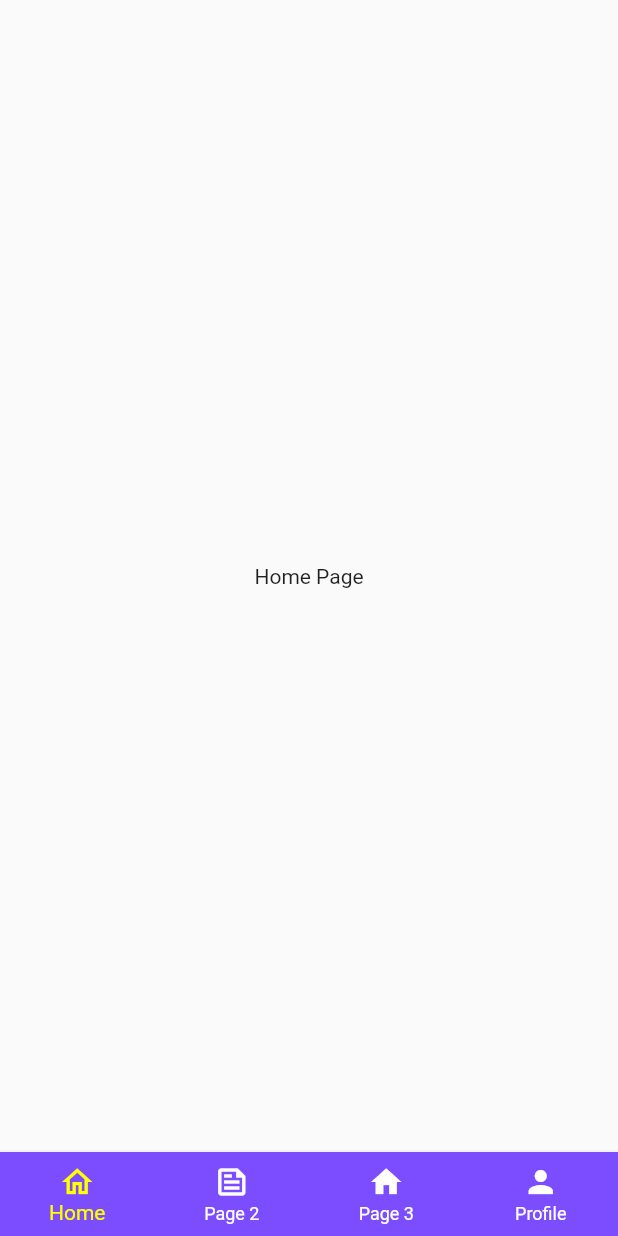
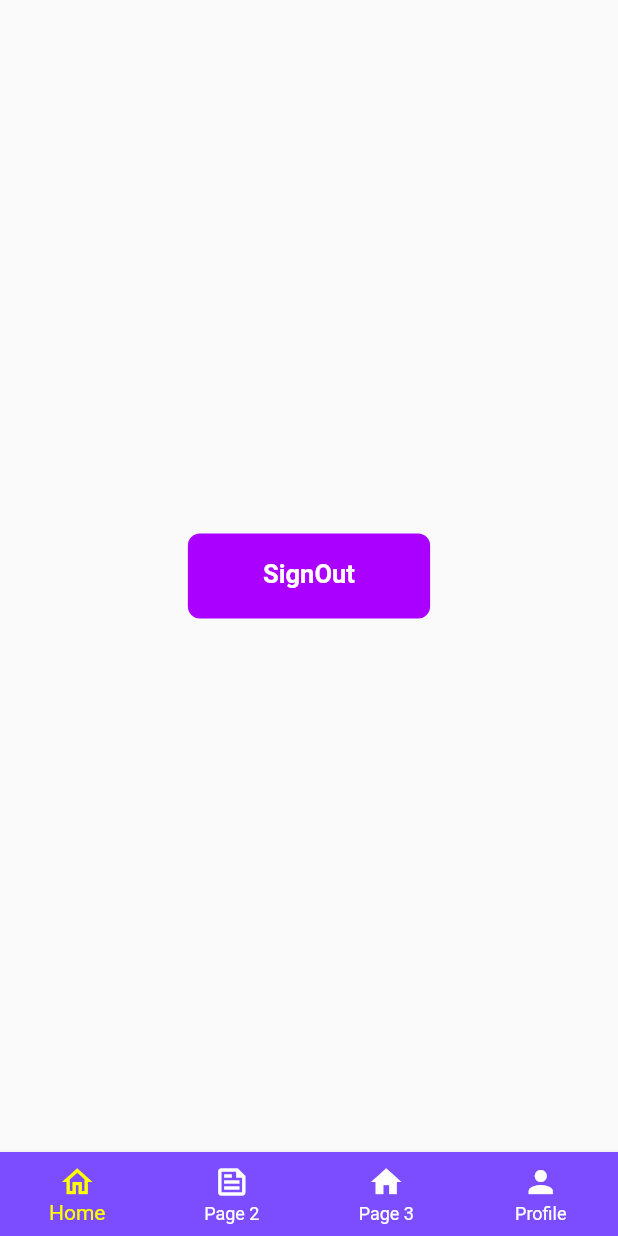
Before and after one commit to hasanaliozdemir/flutterHackhaton, a Flutter app: the CustomBottomBar widget shown alone on an empty page, opened directly, item 4 of the bottom bar chosen, on a phone screen of 412 x 824 dp. Run offline on Flutter 3.47's test engine with Material 2 defaults, Android fonts, the phone set to English and light mode, and no system bars; our stand-ins replace email_validator, firebase_auth, firebase_core, get; accounts and stored records are empty; Roboto replaces fonts that are missing (SF Pro Text).

Commit message:
added profilePage

```diff
--- a/flutter_app/lib/core/components/bottom_bar.dart
+++ b/flutter_app/lib/core/components/bottom_bar.dart
@@ -1,5 +1,6 @@
 import 'package:flutter/material.dart';
 import 'package:flutter_app/view/homepage/homepage.dart';
+import 'package:flutter_app/view/profile/profile_page.dart';
 import 'package:get/route_manager.dart';
 
 class CustomBottomBar extends StatelessWidget {
@@ -44,7 +45,7 @@ class CustomBottomBar extends StatelessWidget {
                 Get.to(()=>HomePage(),fullscreenDialog: true);
                 break;
               case 3:
-                Get.to(()=>HomePage(),fullscreenDialog: true);
+                Get.to(()=>ProfilePage(),fullscreenDialog: true);
                 break;
 
               default:
--- /dev/null
+++ b/flutter_app/lib/view/profile/profile_page.dart
@@ -0,0 +1,28 @@
+import 'package:firebase_auth/firebase_auth.dart';
+import 'package:flutter/material.dart';
+import 'package:flutter_app/core/components/bottom_bar.dart';
+import 'package:flutter_app/core/components/butonMini.dart';
+import 'package:flutter_app/services/wrapper.dart';
+import 'package:get/route_manager.dart';
+
+class ProfilePage extends StatefulWidget {
+  ProfilePage({Key? key}) : super(key: key);
+
+  @override
+  State<ProfilePage> createState() => _ProfilePageState();
+}
+
+class _ProfilePageState extends State<ProfilePage> {
+  @override
+  Widget build(BuildContext context) {
+    return Scaffold(
+      bottomNavigationBar: CustomBottomBar(index: 3),
+      body: Center(
+        child: ButtonMini.active(text: "SignOut", onPressed: (){
+          FirebaseAuth.instance.signOut();
+          Get.to(()=>Wrapper(),fullscreenDialog: true);
+        }),
+      ),
+    );
+  }
+}
```
